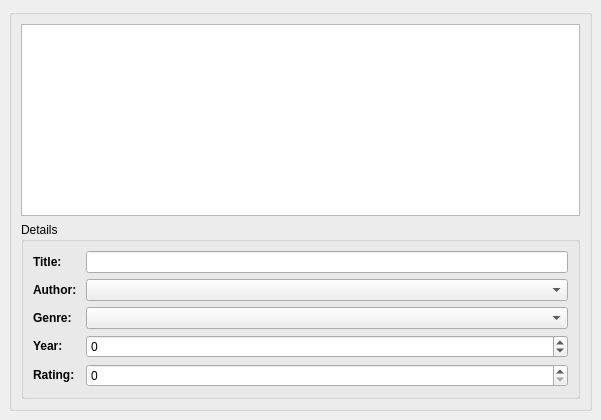
Above: examples/sql/books/bookwindow.ui from qt/qtbase before the change. Below: the same form after it.
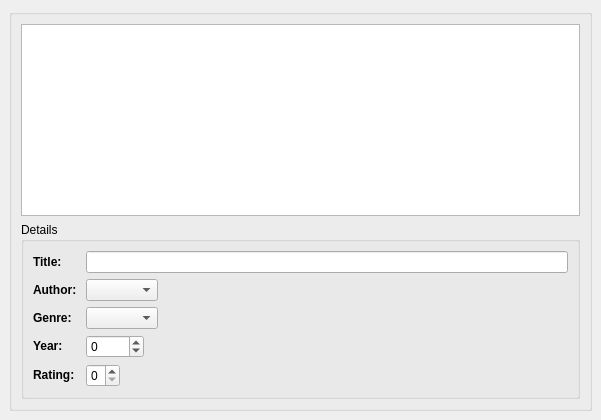
That is the form after the change.

Commit message:
Examples: Revamp sql/books
* use nullptr
* use member init
* set ExpandingFieldsGrow fieldGrowthPolicy for QFormLayout, which
makes it behaviors similar on macOS as other platforms
* select first row to make up/down keys works by default

Pick-to: 6.5 6.6

The edit to the form file:
```diff
--- a/examples/sql/books/bookwindow.ui
+++ b/examples/sql/books/bookwindow.ui
@@ -64,6 +64,9 @@
           <string>Details</string>
          </property>
          <layout class="QFormLayout">
+          <property name="fieldGrowthPolicy">
+           <enum>QFormLayout::ExpandingFieldsGrow</enum>
+          </property>
           <item row="0" column="0">
            <widget class="QLabel" name="label_5">
             <property name="text">
```
The commit also changes 2 other files.
